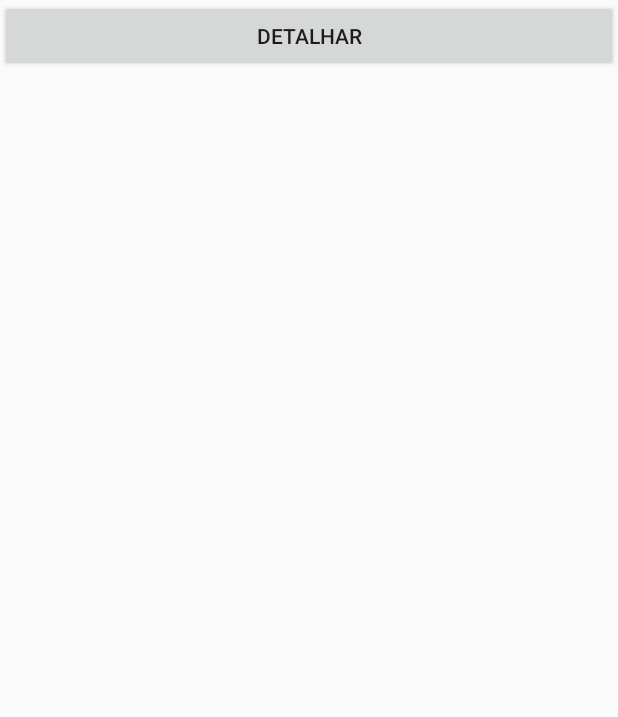
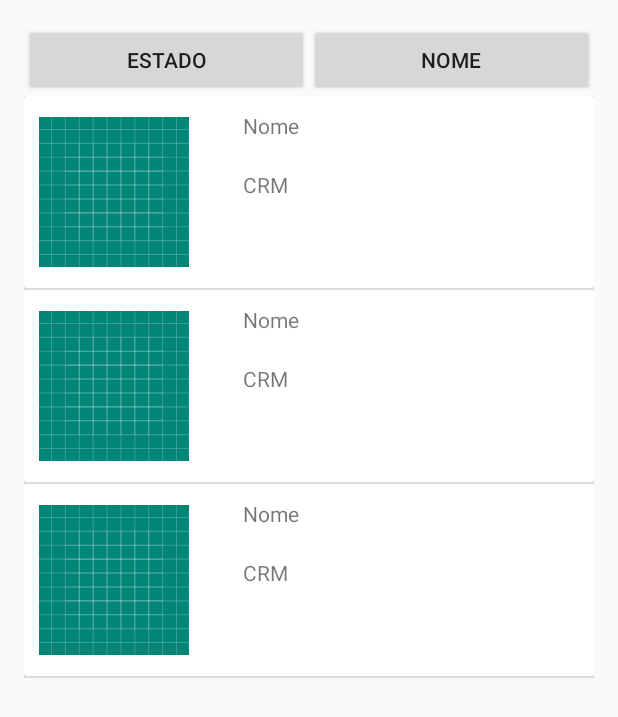
Before and after one commit to DanieleAndrade/FisioHome, an Android app: the layout activity_home.xml on its own in the app's theme, with its tools: preview values and no code run, on a phone screen of 412 x 824 dp. Shown: the top 717 px of the screen. Run offline under Robolectric (Android 15) with nearby library versions, the phone set to English and light mode, and no system bars.

Commit message:
Add elementos de tela em activity_home

```diff
--- a/app/src/main/res/layout/activity_home.xml
+++ b/app/src/main/res/layout/activity_home.xml
@@ -4,13 +4,35 @@
     xmlns:tools="http://schemas.android.com/tools"
     android:layout_width="match_parent"
     android:layout_height="match_parent"
-    tools:context=".activity.HomeActivity">
+    tools:context=".activity.HomeActivity"
+    android:orientation="vertical"
+    android:padding="16dp">
 
-    <Button
-        android:id="@+id/button"
-        android:layout_width="wrap_content"
-        android:layout_height="wrap_content"
-        android:layout_weight="1"
-        android:text="Detalhar" />
+ <LinearLayout
+     android:layout_width="match_parent"
+     android:layout_height="wrap_content"
+     android:orientation="horizontal">
+
+     <Button
+         android:id="@+id/button_estado"
+         android:layout_width="0dp"
+         android:layout_height="wrap_content"
+         android:layout_weight="1"
+         android:text="Estado" />
+
+     <Button
+         android:id="@+id/button_nome"
+         android:layout_width="0dp"
+         android:layout_height="wrap_content"
+         android:layout_weight="1"
+         android:text="nome" />
+
+ </LinearLayout>
+
+    <ListView
+        android:layout_width="match_parent"
+        android:layout_height="match_parent"
+        tools:listitem="@layout/item_lista_fisioterapeutas"/>
+
 
 </LinearLayout>
--- /dev/null
+++ b/app/src/main/res/layout/item_lista_fisioterapeutas.xml
@@ -0,0 +1,48 @@
+<?xml version="1.0" encoding="utf-8"?>
+<LinearLayout xmlns:android="http://schemas.android.com/apk/res/android"
+    xmlns:app="http://schemas.android.com/apk/res-auto"
+    android:layout_width="match_parent"
+    android:layout_height="match_parent"
+    android:orientation="vertical">
+
+    <android.support.v7.widget.CardView
+        android:layout_width="match_parent"
+        android:layout_height="wrap_content">
+
+        <LinearLayout
+            android:layout_width="match_parent"
+            android:layout_height="match_parent"
+            android:orientation="horizontal">
+
+            <ImageView
+                android:layout_width="100dp"
+                android:layout_height="match_parent"
+                app:srcCompat="@drawable/ic_launcher_background"
+                android:layout_margin="10dp"/>
+
+            <LinearLayout
+                android:layout_width="match_parent"
+                android:layout_height="match_parent"
+                android:orientation="vertical"
+                android:layout_marginStart="16dp"
+                android:layout_marginEnd="16dp">
+
+                <TextView
+                    android:layout_width="match_parent"
+                    android:layout_height="wrap_content"
+                    android:text="Nome"
+                    android:layout_margin="10dp"/>
+
+                <TextView
+                    android:layout_width="match_parent"
+                    android:layout_height="wrap_content"
+                    android:text="CRM"
+                    android:layout_margin="10dp"/>
+
+            </LinearLayout>
+        </LinearLayout>
+
+
+
+    </android.support.v7.widget.CardView>
+</LinearLayout>
```
